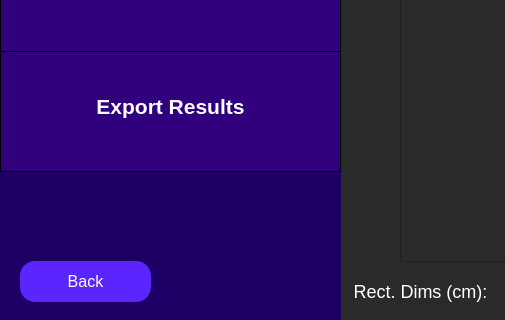
First picture: the form in src/UtcTool2d/roiSelection.ui, repository azifan/Qultra, before the edit; both pictures show x 0 to 505 and y 429 to 749 of the 1175 by 749 pixel window.
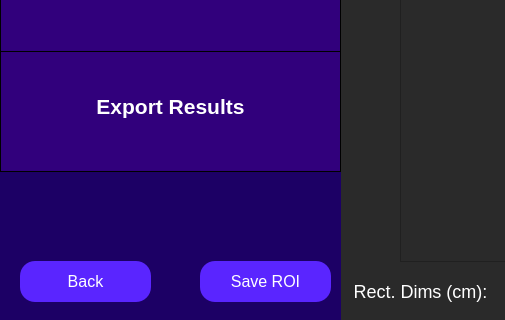
Second picture: the form after the edit.

```diff
--- a/src/UtcTool2d/roiSelection.ui
+++ b/src/UtcTool2d/roiSelection.ui
@@ -1351,6 +1351,27 @@
     <bool>true</bool>
    </property>
   </widget>
+  <widget class="QPushButton" name="saveRoiButton">
+   <property name="geometry">
+    <rect>
+     <x>200</x>
+     <y>690</y>
+     <width>131</width>
+     <height>41</height>
+    </rect>
+   </property>
+   <property name="styleSheet">
+    <string notr="true">QPushButton {
+	color: white;
+	font-size: 16px;
+	background: rgb(90, 37, 255);
+	border-radius: 15px;
+}</string>
+   </property>
+   <property name="text">
+    <string>Save ROI</string>
+   </property>
+  </widget>
  </widget>
  <resources/>
  <connections/>
```
